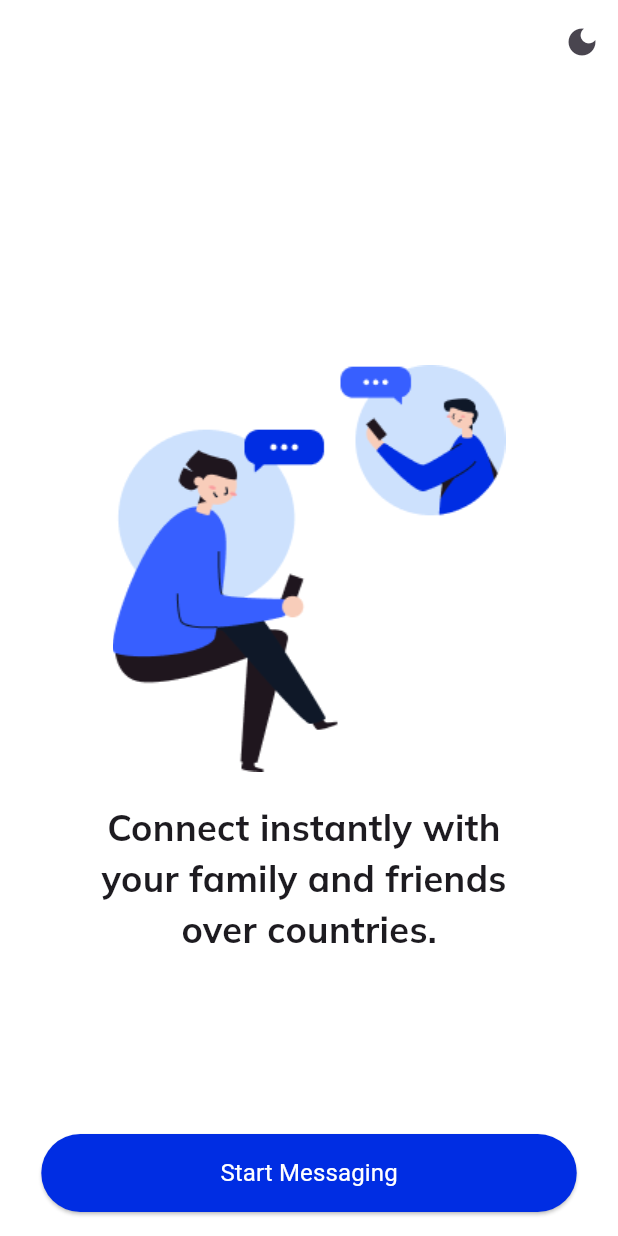
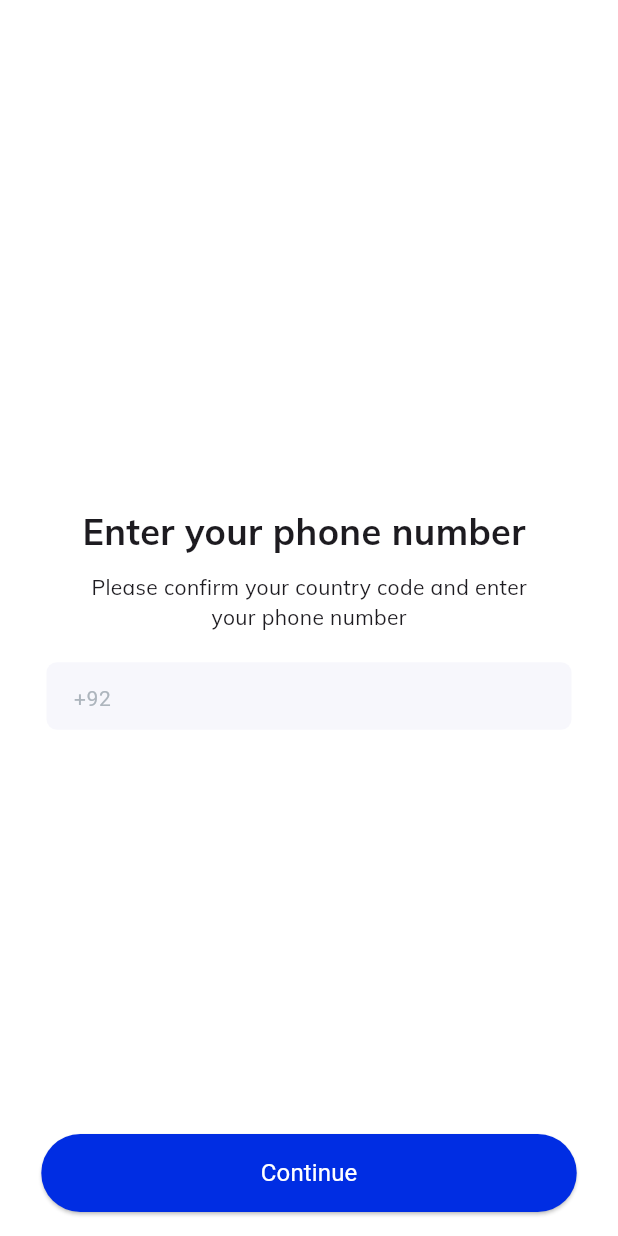
Before and after one commit to ariba1039/quickwire, a Flutter app: the screen it shows after launch, after a tap on "Start Messaging", on a phone screen of 412 x 824 dp. Run offline on Flutter 3.47's test engine with Material 3 defaults, Android fonts, the light colour scheme and no system bars; our stand-ins replace flutter_bloc; Roboto replaces fonts that are missing (bold, regular).

Commit message:
login screen

```diff
--- /dev/null
+++ b/devtools_options.yaml
@@ -0,0 +1,3 @@
+description: This file stores settings for Dart & Flutter DevTools.
+documentation: https://docs.flutter.dev/tools/devtools/extensions#configure-extension-enablement-states
+extensions:
--- a/lib/domain/constants/app_colors.dart
+++ b/lib/domain/constants/app_colors.dart
@@ -5,16 +5,15 @@ class AppColors {
   static const Color scaffoldDark = Color(0xFF0F1828);
   static const Color textLightmode = Color(0xFF0F1828);
   static const Color textDarkmode = Color(0xFFF7F7FC);
-  static const Color buttonlightmode=Color(0XFF002DE3);
-  static const Color buttondarkmode=Color(0XFF375FFF);
-  static const Color textfieldlightmode=Color(0XFFF7F7FC);
-  static const Color textfielddarkmode=Color(0XFF152033);
-  static const Color containerlightmode=Color(0XFFF7F7FC);
-  static const Color containerdarkmode=Color(0XFF152033);
+  static const Color buttonlightmode = Color(0XFF002DE3);
+  static const Color buttondarkmode = Color(0XFF375FFF);
+  static const Color textfieldlightmode = Color(0XFFF7F7FC);
+  static const Color textfielddarkmode = Color(0XFF152033);
+  static const Color containerlightmode = Color(0XFFF7F7FC);
+  static const Color containerdarkmode = Color(0XFF152033);
 
-
-  // static const Color hintlightmode=Color(0XFFADB5BD);
-  // static const Color hintdarkmode=Color(0XFFF7F7FC);
+  static const Color hintlightmode = Color(0XFFADB5BD);
+  static const Color hintdarkmode = Color(0XFFF7F7FC);
   // static const Color otplightmode=Color(0XFFEDEDED);
   // static const Color otpdarkmode=Color(0XFF152033);
   // static const Color otptextlight=Color(0XFF002DE3);
@@ -24,5 +23,4 @@ class AppColors {
   // static const Color bottomlight=Color(0XFFFFFFFF);
   // static const Color bottomdark=Color(0XFF0F1828);
   // static const Color iconlight=Color(0XFFADB5BD);
-
 }
--- a/lib/main.dart
+++ b/lib/main.dart
@@ -23,7 +23,7 @@ class MyApp extends StatelessWidget {
           theme: state is LightThemeStates
               ? AppThemes.lightTheme
               : AppThemes.darkTheme,
-          home: OnboardingScreen(),
+          home:  OnboardingScreen(),
         );
       },
     );
--- /dev/null
+++ b/lib/repository/screens/login/login_screen.dart
@@ -0,0 +1,56 @@
+import 'package:flutter/material.dart';
+import 'package:quickwire/repository/screens/widgets/ui_helper.dart';
+
+class LoginScreen extends StatelessWidget {
+  TextEditingController phoneController = TextEditingController();
+  LoginScreen({super.key});
+
+  @override
+  Widget build(BuildContext context) {
+    return Scaffold(
+      body: Center(
+        child: Column(
+          mainAxisAlignment: MainAxisAlignment.center,
+          crossAxisAlignment: CrossAxisAlignment.center,
+          children: [
+            UiHelper.customText(
+              text: "Enter your phone number ",
+              fontSize: 24,
+              fontWeight: FontWeight.bold,
+              fontFamily: "bold",
+              context: context,
+            ),
+            SizedBox(height: 10),
+            UiHelper.customText(
+              text: "Please confirm your country code and enter",
+              fontWeight: FontWeight.w100,
+              fontSize: 14,
+              context: context,
+            ),
+            UiHelper.customText(
+              text: " your phone number ",
+              fontSize: 14,
+              fontWeight: FontWeight.w100,
+              context: context,
+            ),
+            SizedBox(height: 20),
+            UiHelper.customTextField(
+              controller: phoneController,
+              hintText: "+92",
+
+              textinputtype: TextInputType.number,
+              context: context,
+            ),
+          ],
+        ),
+      ),
+      floatingActionButton: UiHelper.customButton(
+        text: "Continue",
+        onPressed: () {
+          // Navigate to OTP Screen
+        },
+      ),
+      floatingActionButtonLocation: FloatingActionButtonLocation.centerFloat,
+    );
+  }
+}
--- a/lib/repository/screens/onboarding/onboarding_screen.dart
+++ b/lib/repository/screens/onboarding/onboarding_screen.dart
@@ -2,6 +2,7 @@ import 'package:flutter/material.dart';
 import 'package:flutter_bloc/flutter_bloc.dart';
 import 'package:quickwire/domain/constants/app_colors.dart';
 import 'package:quickwire/domain/constants/cubits/theme_cubit.dart';
+import 'package:quickwire/repository/screens/login/login_screen.dart';
 import 'package:quickwire/repository/screens/widgets/ui_helper.dart';
 // import 'package:flutter_bloc/flutter_bloc.dart';
 // import 'package:quickwire/domain/constants/cubits/theme_cubit.dart';
@@ -12,16 +13,17 @@ class OnboardingScreen extends StatelessWidget {
   @override
   Widget build(BuildContext context) {
     return Scaffold(
-       appBar: AppBar(
+      appBar: AppBar(
         backgroundColor: Theme.of(context).brightness == Brightness.dark
             ? AppColors.scaffoldDark
             : AppColors.scaffoldLight,
         actions: [
           IconButton(
-              onPressed: () {
-                BlocProvider.of<ThemeCubit>(context).toggleTheme();
-              },
-              icon: Icon(Icons.dark_mode))
+            onPressed: () {
+              BlocProvider.of<ThemeCubit>(context).toggleTheme();
+            },
+            icon: Icon(Icons.dark_mode),
+          ),
         ],
       ),
       body: Center(
@@ -33,8 +35,9 @@ class OnboardingScreen extends StatelessWidget {
             UiHelper.customText(
               text: "Connect instantly with ",
               fontSize: 24,
+              fontWeight: FontWeight.bold,
               fontFamily: "bold",
-              fontWeight: FontWeight.bold,
+
               context: context,
             ),
             UiHelper.customText(
@@ -53,15 +56,17 @@ class OnboardingScreen extends StatelessWidget {
             ),
           ],
         ),
-
       ),
       floatingActionButton: UiHelper.customButton(
-
-          onPressed: () {
-
-          }, text: 'Start Messaging'),
+        onPressed: () {
+          Navigator.push(
+            context,
+            MaterialPageRoute(builder: (context) => LoginScreen()),
+          );
+        },
+        text: 'Start Messaging',
+      ),
       floatingActionButtonLocation: FloatingActionButtonLocation.centerFloat,
-
     );
   }
 }
--- a/lib/repository/screens/widgets/ui_helper.dart
+++ b/lib/repository/screens/widgets/ui_helper.dart
@@ -20,11 +20,10 @@ class UiHelper {
         fontSize: fontSize,
         fontWeight: fontWeight,
         fontFamily: fontFamily ?? "regular",
-        color:
-            color ,
-            // (Theme.of(context).brightness == Brightness.dark
-            //     ? AppColors.textLightmode
-            //     : AppColors.textDarkmode),
+        color: color,
+        // (Theme.of(context).brightness == Brightness.dark
+        //     ? AppColors.textLightmode
+        //     : AppColors.textDarkmode),
       ),
     );
   }
@@ -60,4 +59,43 @@ class UiHelper {
       ),
     );
   }
+
+  static customTextField({
+    required TextEditingController controller,
+    required String hintText,
+    TextInputType? textinputtype,
+    bool obscureText = false,
+    required BuildContext context,
+  }) {
+    return Container(
+      height: 45,
+      width: 350,
+      decoration: BoxDecoration(
+        color: Theme.of(context).brightness == Brightness.dark
+            ? AppColors.textfielddarkmode
+            : AppColors.textfieldlightmode,
+        borderRadius: BorderRadius.circular(7),
+      ),
+      child: Padding(
+        padding: const EdgeInsets.only(left: 10.0),
+        child: TextField(
+          controller: controller,
+          keyboardType: textinputtype,
+          obscureText: obscureText,
+          decoration: InputDecoration(
+            hintText: hintText,
+            border: InputBorder.none,
+            hintStyle: TextStyle(
+              color: Theme.of(context).brightness == Brightness.dark
+                  ? AppColors.hintdarkmode
+                  : AppColors.hintlightmode,
+              fontSize: 14,
+              fontWeight: FontWeight.normal,
+            ),
+            contentPadding: EdgeInsets.symmetric(horizontal: 8, vertical: 8),
+          ),
+        ),
+      ),
+    );
+  }
 }
```
